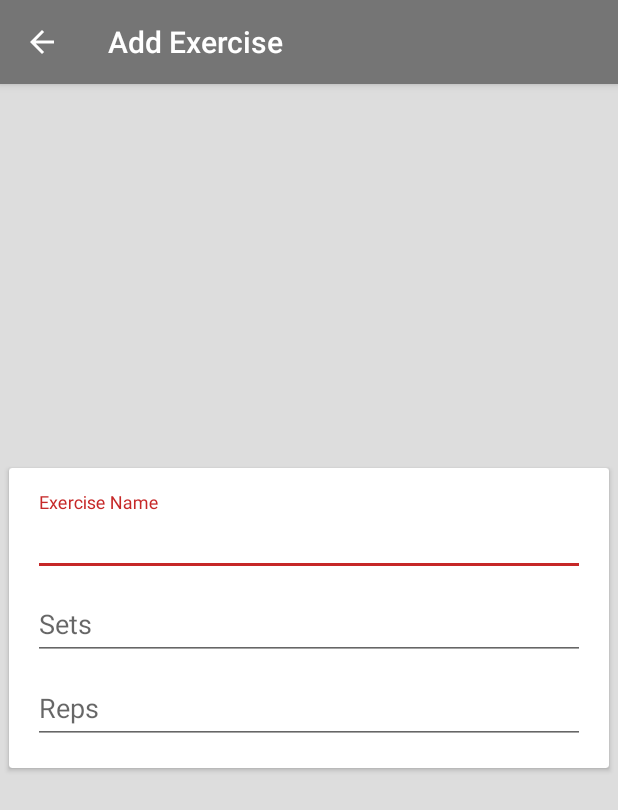
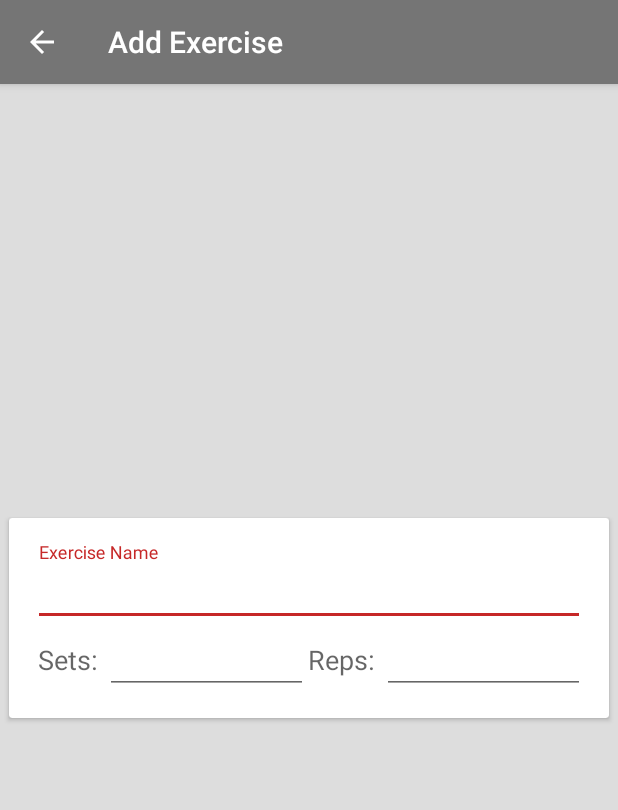
Before and after one commit to RyanClementsHax/WorkoutPlanner, an Android app: the DayViewActivity screen opened directly, with no data from a screen before it, after a tap on an icon or button, on a phone screen of 412 x 824 dp. Shown: the top 810 px of the screen. Run offline under Robolectric (Android 15) with nearby library versions, the phone set to English and light mode, and no system bars.

Commit message:
My dumbass forgot to add the weight field to the exercise object

```diff
--- a/app/src/main/java/com/example/ryan/workoutplanner/DayViewActivity.java
+++ b/app/src/main/java/com/example/ryan/workoutplanner/DayViewActivity.java
@@ -68,22 +68,22 @@ public class DayViewActivity extends AppCompatActivity implements View.OnClickLi
 
     private List<Exercise> getExercises(String dayOfWeek) {
         ArrayList<Exercise> exercises = new ArrayList<>();
-        exercises.add(new Exercise("Back Squats", 5, 5, null));
-        exercises.add(new Exercise("Front Squats", 4, 12, null));
-        exercises.add(new Exercise("Leg Press", 4, 12, null));
-        exercises.add(new Exercise("Leg Extensions", 4, 15, null));
-        exercises.add(new Exercise("Back Squats", 5, 5, null));
-        exercises.add(new Exercise("Front Squats", 4, 12, null));
-        exercises.add(new Exercise("Leg Press", 4, 12, null));
-        exercises.add(new Exercise("Leg Extensions", 4, 15, null));
-        exercises.add(new Exercise("Back Squats", 5, 5, null));
-        exercises.add(new Exercise("Front Squats", 4, 12, null));
-        exercises.add(new Exercise("Leg Press", 4, 12, null));
-        exercises.add(new Exercise("Leg Extensions", 4, 15, null));
-        exercises.add(new Exercise("Back Squats", 5, 5, null));
-        exercises.add(new Exercise("Front Squats", 4, 12, null));
-        exercises.add(new Exercise("Leg Press", 4, 12, null));
-        exercises.add(new Exercise("Leg Extensions", 4, 15, null));
+        exercises.add(new Exercise("Back Squats", 5, 5, 20, Exercise.WeightUnit.LBS, null));
+        exercises.add(new Exercise("Front Squats", 4, 12, 20, Exercise.WeightUnit.LBS, null));
+        exercises.add(new Exercise("Leg Press", 4, 12, 20, Exercise.WeightUnit.LBS, null));
+        exercises.add(new Exercise("Leg Extensions", 4, 20, 15, Exercise.WeightUnit.LBS, null));
+        exercises.add(new Exercise("Back Squats", 5, 5, 20, Exercise.WeightUnit.LBS, null));
+        exercises.add(new Exercise("Front Squats", 4, 12, 20, Exercise.WeightUnit.LBS, null));
+        exercises.add(new Exercise("Leg Press", 4, 12, 20, Exercise.WeightUnit.LBS, null));
+        exercises.add(new Exercise("Leg Extensions", 4, 15, 20, Exercise.WeightUnit.LBS, null));
+        exercises.add(new Exercise("Back Squats", 5, 5, 20, Exercise.WeightUnit.LBS, null));
+        exercises.add(new Exercise("Front Squats", 4, 12, 20, Exercise.WeightUnit.LBS, null));
+        exercises.add(new Exercise("Leg Press", 4, 12, 20, Exercise.WeightUnit.LBS, null));
+        exercises.add(new Exercise("Leg Extensions", 4, 15, 20, Exercise.WeightUnit.LBS, null));
+        exercises.add(new Exercise("Back Squats", 5, 5, 20, Exercise.WeightUnit.LBS, null));
+        exercises.add(new Exercise("Front Squats", 4, 12, 20, Exercise.WeightUnit.LBS, null));
+        exercises.add(new Exercise("Leg Press", 4, 12, 20, Exercise.WeightUnit.LBS, null));
+        exercises.add(new Exercise("Leg Extensions", 4, 15, 20, Exercise.WeightUnit.LBS, null));
 
         return exercises;
     }
--- a/app/src/main/java/com/example/ryan/workoutplanner/adapters/DayViewAdapter.java
+++ b/app/src/main/java/com/example/ryan/workoutplanner/adapters/DayViewAdapter.java
@@ -41,22 +41,25 @@ public class DayViewAdapter extends RecyclerView.Adapter<DayViewAdapter.ViewHold
     }
 
     public static class ViewHolder extends RecyclerView.ViewHolder {
-        TextView name;
-        TextView numSets;
-        TextView numReps;
+        TextView nameTextView;
+        TextView weightTextView;
+        TextView numSetsTextView;
+        TextView numRepsTextView;
 
         public ViewHolder(View itemView) {
             super(itemView);
 
-            this.name = (TextView)itemView.findViewById(R.id.exercise_name);
-            this.numSets = (TextView)itemView.findViewById(R.id.num_sets);
-            this.numReps = (TextView)itemView.findViewById(R.id.num_reps);
+            this.nameTextView = (TextView)itemView.findViewById(R.id.exercise_name);
+            this.weightTextView = (TextView)itemView.findViewById(R.id.weight);
+            this.numSetsTextView = (TextView)itemView.findViewById(R.id.num_sets);
+            this.numRepsTextView = (TextView)itemView.findViewById(R.id.num_reps);
         }
 
         public void setExercise(Exercise exercise) {
-            name.setText(exercise.name);
-            numSets.setText(String.valueOf(exercise.numSets));
-            numReps.setText(String.valueOf(exercise.numReps));
+            nameTextView.setText(exercise.name);
+            weightTextView.setText(exercise.weight + exercise.weightUnit.getWeightUnitString());
+            numSetsTextView.setText(String.valueOf(exercise.numSets));
+            numRepsTextView.setText(String.valueOf(exercise.numReps));
         }
     }
 }
--- a/app/src/main/java/com/example/ryan/workoutplanner/models/Exercise.java
+++ b/app/src/main/java/com/example/ryan/workoutplanner/models/Exercise.java
@@ -9,12 +9,29 @@ public class Exercise {
     public String name;
     public int numSets;
     public int numReps;
+    public int weight;
+    public WeightUnit weightUnit;
     public List<String> notes;
 
-    public Exercise(String name, int numSets, int numReps, List<String> notes) {
+    public Exercise(String name, int numSets, int numReps, int weight, WeightUnit weightUnit, List<String> notes) {
         this.name = name;
         this.numSets = numSets;
         this.numReps = numReps;
         this.notes = notes;
+        this.weight = weight;
+        this.weightUnit = weightUnit;
+    }
+
+    public enum WeightUnit {
+        NONE(""), LBS("lbs"), KG("kg");
+        private String weightUnitString;
+
+        WeightUnit(String weightUnitString) {
+            this.weightUnitString = weightUnitString;
+        }
+
+        public String getWeightUnitString() {
+            return this.weightUnitString;
+        }
     }
 }
--- a/app/src/main/res/layout/content_add_exercise.xml
+++ b/app/src/main/res/layout/content_add_exercise.xml
@@ -39,37 +39,56 @@
 
             </android.support.design.widget.TextInputLayout>
 
-            <android.support.design.widget.TextInputLayout
-                android:id="@+id/input_layout_sets"
+            <GridLayout
                 android:layout_width="match_parent"
                 android:layout_height="wrap_content"
-                android:layout_below="@+id/input_layout_exercise_name"
+                android:layout_below="@id/input_layout_exercise_name"
                 android:layout_alignParentLeft="true"
-                android:layout_alignParentStart="true" >
+                android:rowCount="1"
+                android:columnCount="2">
+
+                <LinearLayout
+                    android:orientation="horizontal"
+                    android:layout_height="wrap_content"
+                    android:layout_columnWeight="1">
+
+                    <TextView
+                        android:id="@+id/num_sets_label"
+                        android:layout_width="wrap_content"
+                        android:layout_height="wrap_content"
+                        android:textAppearance="?android:attr/textAppearanceMedium"
+                        android:layout_marginLeft="3dp"
+                        android:text="Sets: " />
 
                     <EditText
                         android:id="@+id/input_sets"
                         android:layout_width="match_parent"
                         android:layout_height="wrap_content"
-                    android:hint="Sets"/>
+                        android:textColor="@color/colorAccent"/>
 
-            </android.support.design.widget.TextInputLayout>
+                </LinearLayout>
 
-            <android.support.design.widget.TextInputLayout
-                android:id="@+id/input_layout_reps"
-                android:layout_width="match_parent"
+                <LinearLayout
+                    android:orientation="horizontal"
                     android:layout_height="wrap_content"
-                android:layout_below="@+id/input_layout_sets"
-                android:layout_alignParentLeft="true"
-                android:layout_alignParentStart="true" >
+                    android:layout_columnWeight="1">
+
+                    <TextView
+                        android:id="@+id/num_reps_label"
+                        android:layout_width="wrap_content"
+                        android:layout_height="wrap_content"
+                        android:textAppearance="?android:attr/textAppearanceMedium"
+                        android:text="Reps: " />
 
                     <EditText
                         android:id="@+id/input_reps"
                         android:layout_width="match_parent"
                         android:layout_height="wrap_content"
-                    android:hint="Reps"/>
+                        android:textColor="@color/colorAccent"/>
 
-            </android.support.design.widget.TextInputLayout>
+                </LinearLayout>
+
+            </GridLayout>
         </RelativeLayout>
     </android.support.v7.widget.CardView>
 </RelativeLayout>
--- a/app/src/main/res/layout/exercise.xml
+++ b/app/src/main/res/layout/exercise.xml
@@ -27,6 +27,27 @@
                 android:layout_height="wrap_content"
                 android:textAppearance="?android:attr/textAppearanceLarge"
                 android:layout_marginBottom="@dimen/list_item_title_margin_bottom"/>
+
+            <LinearLayout
+                android:orientation="horizontal"
+                android:layout_height="wrap_content"
+                android:layout_width="match_parent">
+
+                <TextView
+                    android:id="@+id/weight_label"
+                    android:layout_width="wrap_content"
+                    android:layout_height="wrap_content"
+                    android:textAppearance="?android:attr/textAppearanceMedium"
+                    android:text="Weight: " />
+
+                <TextView
+                    android:id="@+id/weight"
+                    android:layout_width="wrap_content"
+                    android:layout_height="wrap_content"
+                    android:textAppearance="?android:attr/textAppearanceMedium"
+                    android:textColor="@color/colorAccent" />
+
+            </LinearLayout>
 
             <GridLayout
                 android:layout_width="match_parent"
```
Lines whose indentation alone changed are shown as unchanged.
